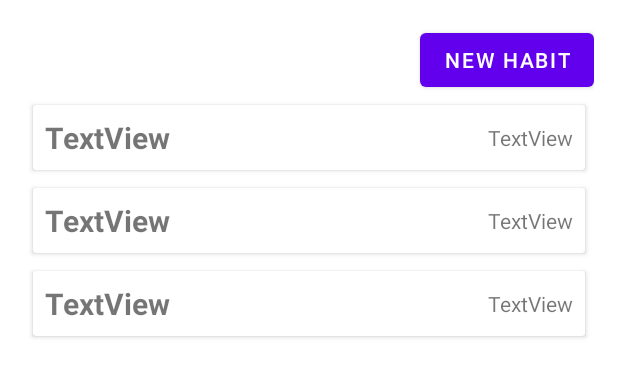
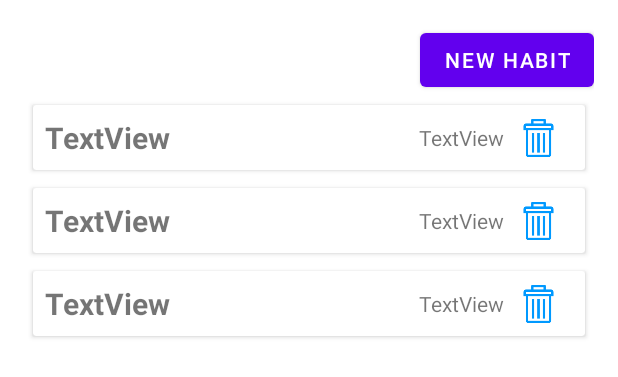
Before and after one commit to brysonsim/UNCCCapstone, an Android app: the layout fragment_habits.xml on its own in the app's theme, with its tools: preview values and no code run, on a phone screen of 412 x 824 dp. Shown: the top 377 px of the screen. Run offline under Robolectric (Android 15) with nearby library versions, the phone set to English and light mode, and no system bars.

Commit message:
Added maps to events and the option to delete habits

```diff
--- a/app/src/main/res/layout/habit_row_item.xml
+++ b/app/src/main/res/layout/habit_row_item.xml
@@ -26,10 +26,21 @@
             android:id="@+id/textViewHabitType"
             android:layout_width="wrap_content"
             android:layout_height="wrap_content"
+            android:layout_marginEnd="8dp"
             android:text="TextView"
-            app:layout_constraintEnd_toEndOf="parent"
-            app:layout_constraintTop_toTopOf="parent"
-            app:layout_constraintBottom_toBottomOf="parent"/>
+            app:layout_constraintBottom_toBottomOf="parent"
+            app:layout_constraintEnd_toStartOf="@+id/deleteHabitButton"
+            app:layout_constraintTop_toTopOf="parent" />
+
+        <ImageView
+            android:id="@+id/deleteHabitButton"
+            android:layout_width="30dp"
+            android:layout_height="25dp"
+            android:layout_marginEnd="8dp"
+            app:layout_constraintBottom_toBottomOf="@+id/textViewHabitName"
+            app:layout_constraintEnd_toEndOf="@+id/textViewHabitName"
+            app:layout_constraintTop_toTopOf="@+id/textViewHabitName"
+            app:srcCompat="@drawable/trashbin" />
 
     </androidx.constraintlayout.widget.ConstraintLayout>
 </androidx.cardview.widget.CardView>
```
Also changed, not shown: app/src/main/java/com/uncc/habittracker/HabitsFragment.java (+33 -0 lines), app/src/main/java/com/uncc/habittracker/data/model/Habit.java (+31 -1 lines), 2 other files.
